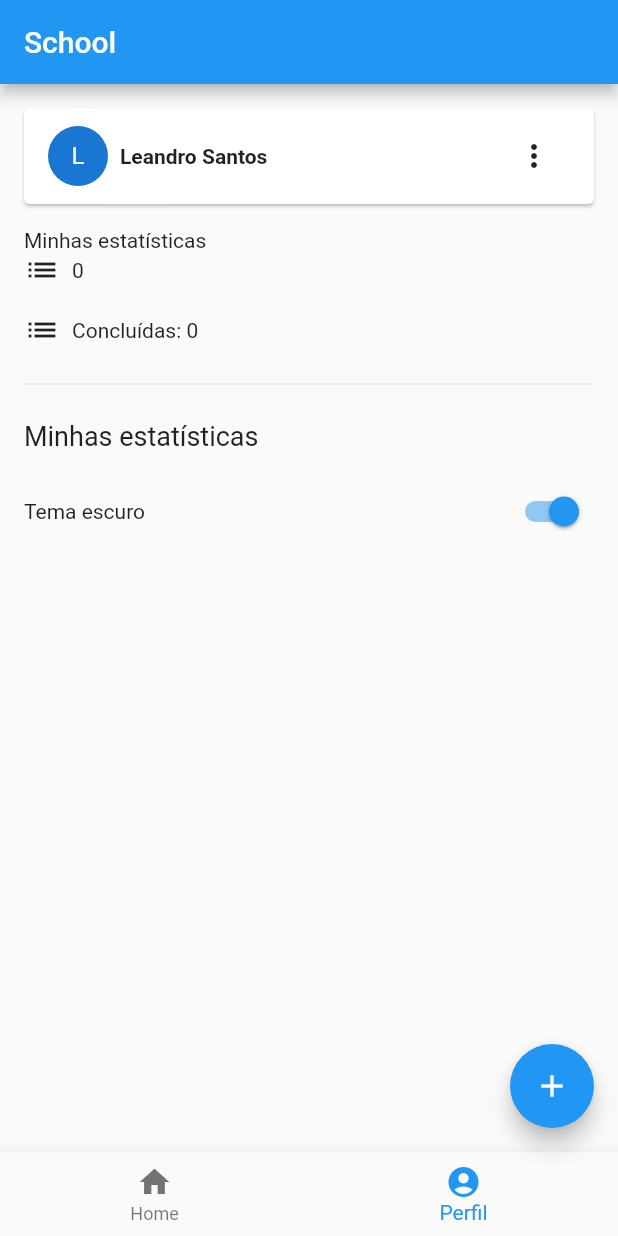
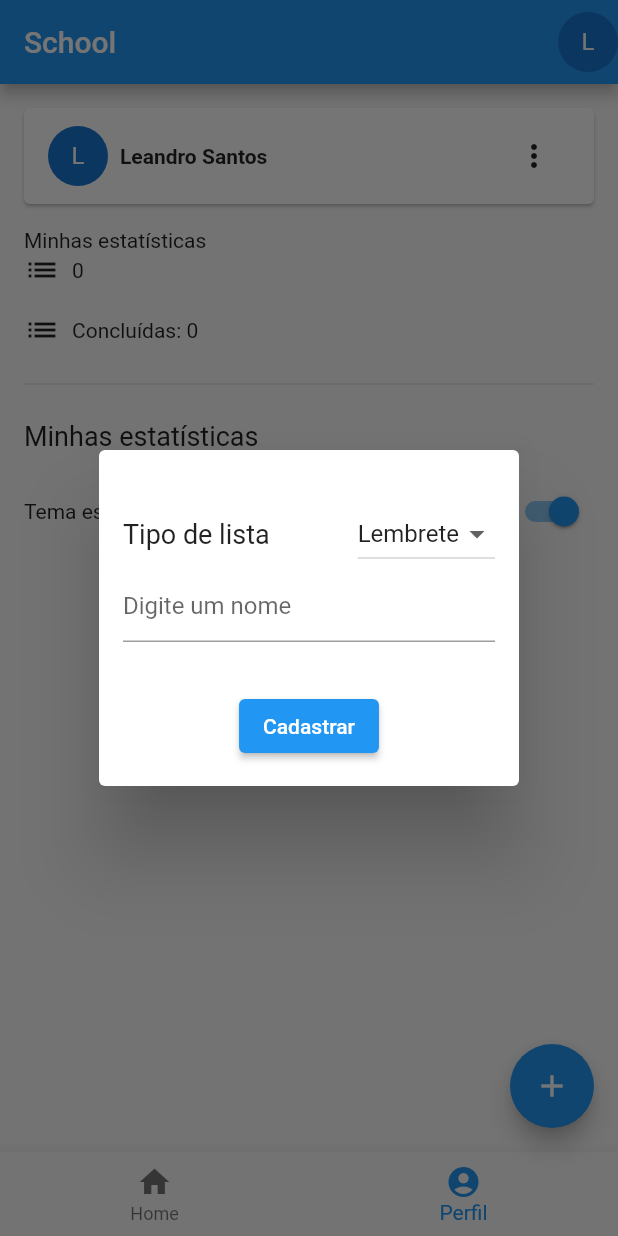
Before and after one commit to leandrosax10/MJVSchool_Flutter, a Flutter app: the screen it shows after launch, item 2 of the bottom bar chosen, after a tap on the "add" icon, on a phone screen of 412 x 824 dp. Run offline on Flutter 3.47's test engine with Material 2 defaults, Android fonts, the phone set to English and light mode, and no system bars; our stand-ins replace image_picker, shared_preferences.

Commit message:
feat: aula 8

```diff
--- /dev/null
+++ b/lib/app_routes.dart
@@ -0,0 +1,15 @@
+import 'package:flutter/material.dart';
+import 'package:shcool/pages/detalhe/detalhe_page.dart';
+import 'package:shcool/pages/home/home_page.dart';
+
+class AppRoutes {
+  static String initialRoute = '/';
+  static String detalhe = '/detalheItem';
+
+  static Map<String, Widget Function(BuildContext)> routes() {
+    return {
+      initialRoute: (context) => const HomePage(),
+      detalhe: (context) => const DetalhePage()
+    };
+  }
+}
--- a/lib/app_widget.dart
+++ b/lib/app_widget.dart
@@ -1,14 +1,15 @@
 import 'package:flutter/material.dart';
-import 'package:school/pages/home/home_page.dart';
+import 'package:shcool/app_routes.dart';
+
 
 class MyApp extends StatelessWidget {
   const MyApp({super.key});
 
   @override
   Widget build(BuildContext context) {
-    return const MaterialApp(
-      title: 'school',
-      home: HomePage(),
+    return MaterialApp(
+      title: 'School',
+      routes: AppRoutes.routes(),
     );
   }
 }
--- a/lib/components/app_bar_component.dart
+++ b/lib/components/app_bar_component.dart
@@ -15,6 +15,6 @@ class AppBarComponent extends StatelessWidget implements PreferredSizeWidget {
 
   @override
   Widget build(BuildContext context) {
-    return AppBar(title: const Text('School'));
+    return AppBar(title: const Text('School'), actions:[const CircleAvatar(child: Text('L'))],);
   }
 }
--- /dev/null
+++ b/lib/components/bory_component.dart
@@ -0,0 +1,40 @@
+import 'package:flutter/material.dart';
+import 'package:shcool/components/app_bar_component.dart';
+
+
+class BodyComponent extends StatelessWidget {
+final Widget child;
+final EdgeInsets? padding;
+final EdgeInsets? margin;
+final BottomNavigationBar? bar;
+final FloatingActionButton? actionButton;
+
+const BodyComponent({
+  super.key,
+  required this.child,
+  this.padding,
+  this.margin,
+  this.bar,
+  this.actionButton,
+
+});
+
+  @override
+  Widget build(BuildContext context) {
+    return Scaffold(
+      appBar: const AppBarComponent(),
+      body: Container(
+        width: MediaQuery.of(context).size.width,
+        height: MediaQuery.of(context).size.height,
+        alignment: Alignment.topCenter,
+        margin: margin?? const EdgeInsets.only(top: 8),//?? compara se é nulo
+        padding: padding?? const EdgeInsets.all(18),
+        constraints:
+            BoxConstraints(maxWidth: MediaQuery.of(context).size.width),
+        child: child,
+      ),
+      bottomNavigationBar: bar,
+      floatingActionButton: actionButton,
+    );
+  }
+}
--- a/lib/entities/afazer_entity.dart
+++ b/lib/entities/afazer_entity.dart
@@ -1,4 +1,4 @@
-import 'package:school/entities/afazer_checklist_entity.dart';
+import 'package:shcool/entities/afazer_checklist_entity.dart';
 
 class AfazerEntity {
   String uuid;
--- a/lib/main.dart
+++ b/lib/main.dart
@@ -1,6 +1,6 @@
 import 'package:flutter/material.dart';
 import 'package:provider/provider.dart';
-import 'package:school/providers/root_provider.dart';
+import 'package:shcool/providers/root_provider.dart';
 import 'app_widget.dart';
 
 void main() {
--- a/lib/pages/home/abas/afazeres_tab.dart
+++ b/lib/pages/home/abas/afazeres_tab.dart
@@ -1,10 +1,10 @@
 import 'package:flutter/material.dart';
 import 'package:provider/provider.dart';
-import 'package:school/components/spacer_component.dart';
-import 'package:school/pages/home/components/item_widget.dart';
-import 'package:school/providers/afazer_provider.dart';
+
+import '../../../app_routes.dart';
 import '../../../entities/afazer_entity.dart';
-import '../components/novo_item_widget.dart';
+import '../../../providers/afazer_provider.dart';
+import '../components/item_widget.dart';
 
 class AfazeresTab extends StatefulWidget {
   const AfazeresTab({
@@ -20,29 +20,14 @@ class _AfazeresTab extends State<AfazeresTab> {
   late AfazerProvider store;
 
 //Função para adicionar um item
-  void handleAdicionar() {
-    //showDialog cria modal!
-    showDialog(
-      context: context,
-      builder: (context) {
-        return SimpleDialog(
-          contentPadding: const EdgeInsets.all(16),
-          children: [
-            NovoItemWidget(callback: (item) {
-              store.listaAfazeres = [...store.listaAfazeres, item];
-            })
-          ],
-        );
-      },
-    );
-  }
 
 //Função para remover um item
   void handleEcluir(int index) {
-   /*  _listaAfazeres.removeAt(index);
-    setState(() {
-      _listaAfazeres = _listaAfazeres;
-    }); */
+    store.removerItemAfazer(index);
+  }
+
+  void onDetalhes(AfazerEntity item, int idx) {
+    Navigator.pushNamed(context, AppRoutes.detalhe);//rota
   }
 
   @override
@@ -68,18 +53,7 @@ class _AfazeresTab extends State<AfazeresTab> {
   @override
   Widget build(BuildContext context) {
     store = Provider.of<AfazerProvider>(context);
-    return Column(
-      children: [
-        ElevatedButton(
-          onPressed: handleAdicionar,
-          child: const Text('Adicionar'),
-        ),
-        Container(
-          padding: const EdgeInsets.all(6),
-          child: SizedBox(
-            width: MediaQuery.of(context).size.width,
-            height: 400,
-            child: ListView.builder(
+    return ListView.builder(
       itemCount: store.listaAfazeres.length,
       itemBuilder: (context, index) {
         final item = store.listaAfazeres.elementAt(index);
@@ -95,16 +69,11 @@ class _AfazeresTab extends State<AfazeresTab> {
           child: ItemWidget(
             item: item,
             onPressed: () {
-                      handleAdicionar();
+              onDetalhes(item, index);
             },
           ),
         );
       },
-            ),
-          ),
-        ),
-        const SpacerComponent(),
-      ],
     );
   }
 }
--- a/lib/pages/home/components/novo_item_widget.dart
+++ b/lib/pages/home/components/novo_item_widget.dart
@@ -1,8 +1,8 @@
 import 'package:flutter/material.dart';
-import 'package:school/components/icon_button_component.dart';
-import 'package:school/components/spacer_component.dart';
-import 'package:school/entities/afazer_checklist_entity.dart';
 import 'package:uuid/uuid.dart';
+import '../../../components/icon_button_component.dart';
+import '../../../components/spacer_component.dart';
+import '../../../entities/afazer_checklist_entity.dart';
 import '../../../entities/afazer_entity.dart';
 
 class NovoItemWidget extends StatefulWidget {
--- a/lib/pages/home/home_page.dart
+++ b/lib/pages/home/home_page.dart
@@ -1,6 +1,9 @@
 import 'package:flutter/material.dart';
+import 'package:provider/provider.dart';
 
-import '../../components/app_bar_component.dart';
+import 'package:shcool/providers/afazer_provider.dart';
+
+import '../../components/bory_component.dart';
 import 'abas/afazeres_tab.dart';
 import 'abas/perfil_tab.dart';
 
@@ -12,12 +15,12 @@ class HomePage extends StatefulWidget {
 }
 
 class _HomePageState extends State<HomePage> {
+  late AfazerProvider store;
   late int abaSelecionada;
 
   final List<BottomNavigationBarItem> _abas = [
     const BottomNavigationBarItem(icon: Icon(Icons.home), label: 'Home'),
-    const BottomNavigationBarItem(
-        icon: Icon(Icons.account_circle), label: 'Perfil'),
+    const BottomNavigationBarItem(icon: Icon(Icons.account_circle), label: 'Perfil'),
   ];
 
   final List<Widget> _conteudos = [
@@ -34,25 +37,27 @@ class _HomePageState extends State<HomePage> {
   @override
   void initState() {
     abaSelecionada = 0;
+    store = Provider.of<AfazerProvider>(context, listen: false);
     super.initState();
   }
 
   @override
   Widget build(BuildContext context) {
-    return Scaffold(
-      appBar: const AppBarComponent(),
-      body: _conteudos.elementAt(abaSelecionada),
-      bottomNavigationBar: BottomNavigationBar(
+    return BodyComponent(
+      margin: const EdgeInsets.all(0),
+      padding: const EdgeInsets.all(0),
+      bar: BottomNavigationBar(
         currentIndex: abaSelecionada,
         items: _abas,
         onTap: handleTab,
       ),
-      floatingActionButton: FloatingActionButton(
+      actionButton: FloatingActionButton(
         onPressed: () {
-          handleTab(1);
+          store.abrirModalCadastro(context);
         },
         child: const Icon(Icons.add),
       ),
+      child: _conteudos.elementAt(abaSelecionada),
     );
   }
 }
--- a/lib/providers/root_provider.dart
+++ b/lib/providers/root_provider.dart
@@ -1,6 +1,7 @@
 import 'package:provider/provider.dart';
 import 'package:provider/single_child_widget.dart';
-import 'package:school/providers/afazer_provider.dart';
+import 'package:shcool/providers/afazer_provider.dart';
+
 
 class RootProvider {
   static List<SingleChildWidget> providers() {
--- a/pubspec.yaml
+++ b/pubspec.yaml
@@ -1,4 +1,4 @@
-name: school
+name: shcool
 description: A new Flutter project.
 # The following line prevents the package from being accidentally published to
 # pub.dev using `flutter pub publish`. This is preferred for private packages.
@@ -38,8 +38,7 @@ dependencies:
   uuid: ^3.0.7
   shared_preferences: ^2.1.2
   provider: ^6.0.5
-
-
+  image_picker: ^0.8.9
 
 dev_dependencies:
   flutter_test:
```
Also changed, not shown: lib/pages/detalhe/components/detalhe_header.dart (added, +63 -0 lines), lib/pages/detalhe/detalhe_page.dart (added, +42 -0 lines), lib/pages/home/components/item_widget.dart (+4 -3 lines), lib/providers/afazer_provider.dart (+32 -2 lines), lib/services/picker_service.dart (added, +28 -0 lines), pubspec.lock, 6 other files. Lines whose indentation alone changed are shown as unchanged.
